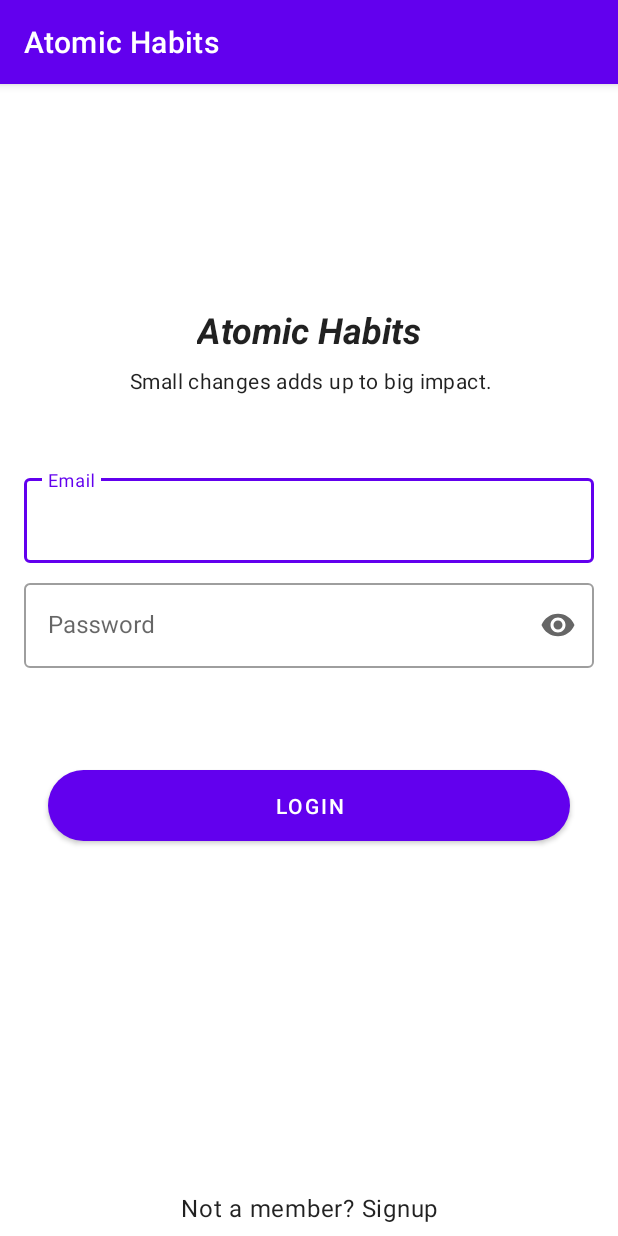
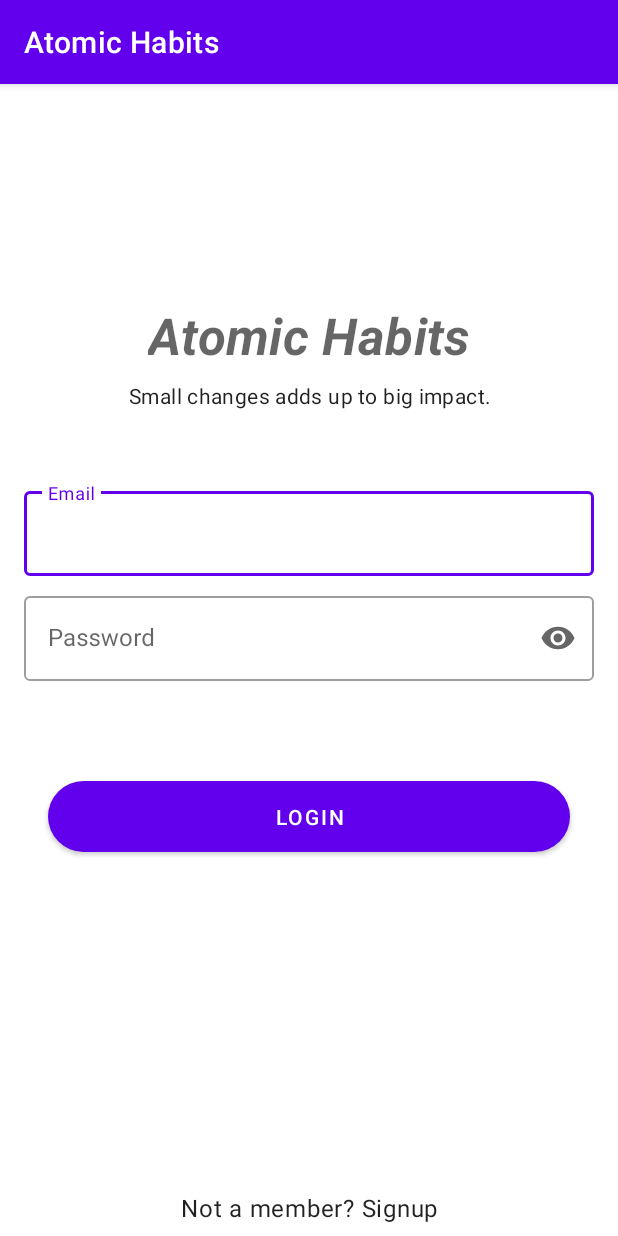
Before and after one commit to kshitijskumar/Atomic-Habits, an Android app: the screen it shows after launch (MainActivity before the commit, LoginActivity after it), on a phone screen of 412 x 824 dp. Run offline under Robolectric (Android 15) with nearby library versions, the phone set to English and light mode, and no system bars.

Commit message:
basic fragments created

```diff
--- a/app/build.gradle
+++ b/app/build.gradle
@@ -69,4 +69,7 @@ dependencies {
     //http logging interceptor
     implementation "com.squareup.okhttp3:logging-interceptor:4.9.1"
 
+    //swipe refresh layout
+    implementation "androidx.swiperefreshlayout:swiperefreshlayout:1.1.0"
+
 }
--- a/app/src/main/AndroidManifest.xml
+++ b/app/src/main/AndroidManifest.xml
@@ -1,6 +1,8 @@
 <?xml version="1.0" encoding="utf-8"?>
 <manifest xmlns:android="http://schemas.android.com/apk/res/android"
     package="com.example.atomichabits">
+
+    <uses-permission android:name="android.permission.INTERNET"/>
 
     <application
         android:allowBackup="true"
@@ -9,7 +11,7 @@
         android:roundIcon="@mipmap/ic_launcher_round"
         android:supportsRtl="true"
         android:theme="@style/Theme.AtomicHabits">
-        <activity android:name=".MainActivity">
+        <activity android:name=".LoginActivity">
             <intent-filter>
                 <action android:name="android.intent.action.MAIN" />
 
--- a/app/src/main/java/com/example/atomichabits/MainActivity.kt
+++ b/app/src/main/java/com/example/atomichabits/LoginActivity.kt
@@ -5,9 +5,9 @@ import android.os.Bundle
 
 
 //Activity to be used for login
-class MainActivity : AppCompatActivity() {
+class LoginActivity : AppCompatActivity() {
     override fun onCreate(savedInstanceState: Bundle?) {
         super.onCreate(savedInstanceState)
-        setContentView(R.layout.activity_main)
+        setContentView(R.layout.activity_login)
     }
 }
--- /dev/null
+++ b/app/src/main/java/com/example/atomichabits/ui/feed/FeedFragment.kt
@@ -0,0 +1,6 @@
+package com.example.atomichabits.ui.feed
+
+import androidx.fragment.app.Fragment
+
+class FeedFragment : Fragment() {
+}
--- /dev/null
+++ b/app/src/main/java/com/example/atomichabits/ui/profile/ProfileFragment.kt
@@ -0,0 +1,6 @@
+package com.example.atomichabits.ui.profile
+
+import androidx.fragment.app.Fragment
+
+class ProfileFragment : Fragment() {
+}
--- /dev/null
+++ b/app/src/main/java/com/example/atomichabits/ui/task/TaskFragment.kt
@@ -0,0 +1,6 @@
+package com.example.atomichabits.ui.task
+
+import androidx.fragment.app.Fragment
+
+class TaskFragment : Fragment() {
+}
--- /dev/null
+++ b/app/src/main/java/com/example/atomichabits/ui/uploadtask/UploadTaskFragment.kt
@@ -0,0 +1,6 @@
+package com.example.atomichabits.ui.uploadtask
+
+import androidx.fragment.app.Fragment
+
+class UploadTaskFragment : Fragment() {
+}
--- a/app/src/main/java/com/example/atomichabits/utils/Injector.kt
+++ b/app/src/main/java/com/example/atomichabits/utils/Injector.kt
@@ -19,7 +19,7 @@ class Injector private constructor() {
     companion object {
         var instance: Injector? = null
 
-        fun getInjector() : Injector {
+        fun getInstance() : Injector {
             if(instance == null) {
                 instance = Injector()
             }
--- a/app/src/main/res/layout/activity_main.xml
+++ b/app/src/main/res/layout/activity_login.xml
@@ -4,14 +4,14 @@
     xmlns:tools="http://schemas.android.com/tools"
     android:layout_width="match_parent"
     android:layout_height="match_parent"
-    tools:context=".MainActivity">
+    tools:context=".LoginActivity">
 
     <TextView
         android:id="@+id/tvTitle"
         android:layout_width="wrap_content"
         android:layout_height="wrap_content"
         android:text="Atomic Habits"
-        style="@style/TextAppearance.MaterialComponents.Headline5"
+        style="@style/TextAppearance.MaterialComponents.Headline4"
         android:fontFamily="sans-serif-black"
         android:textStyle="bold|italic"
         app:layout_constraintStart_toStartOf="parent"
--- /dev/null
+++ b/app/src/main/res/layout/fragment_profile.xml
@@ -0,0 +1,6 @@
+<?xml version="1.0" encoding="utf-8"?>
+<androidx.constraintlayout.widget.ConstraintLayout xmlns:android="http://schemas.android.com/apk/res/android"
+    android:layout_width="match_parent"
+    android:layout_height="match_parent">
+
+</androidx.constraintlayout.widget.ConstraintLayout>
--- /dev/null
+++ b/app/src/main/res/layout/fragment_task.xml
@@ -0,0 +1,6 @@
+<?xml version="1.0" encoding="utf-8"?>
+<androidx.constraintlayout.widget.ConstraintLayout xmlns:android="http://schemas.android.com/apk/res/android"
+    android:layout_width="match_parent"
+    android:layout_height="match_parent">
+
+</androidx.constraintlayout.widget.ConstraintLayout>
--- /dev/null
+++ b/app/src/main/res/layout/fragment_upload_task.xml
@@ -0,0 +1,6 @@
+<?xml version="1.0" encoding="utf-8"?>
+<androidx.constraintlayout.widget.ConstraintLayout xmlns:android="http://schemas.android.com/apk/res/android"
+    android:layout_width="match_parent"
+    android:layout_height="match_parent">
+
+</androidx.constraintlayout.widget.ConstraintLayout>
```
Also changed, not shown: app/src/main/res/layout/fragment_feed.xml (added, +23 -0 lines), 1 other file.
